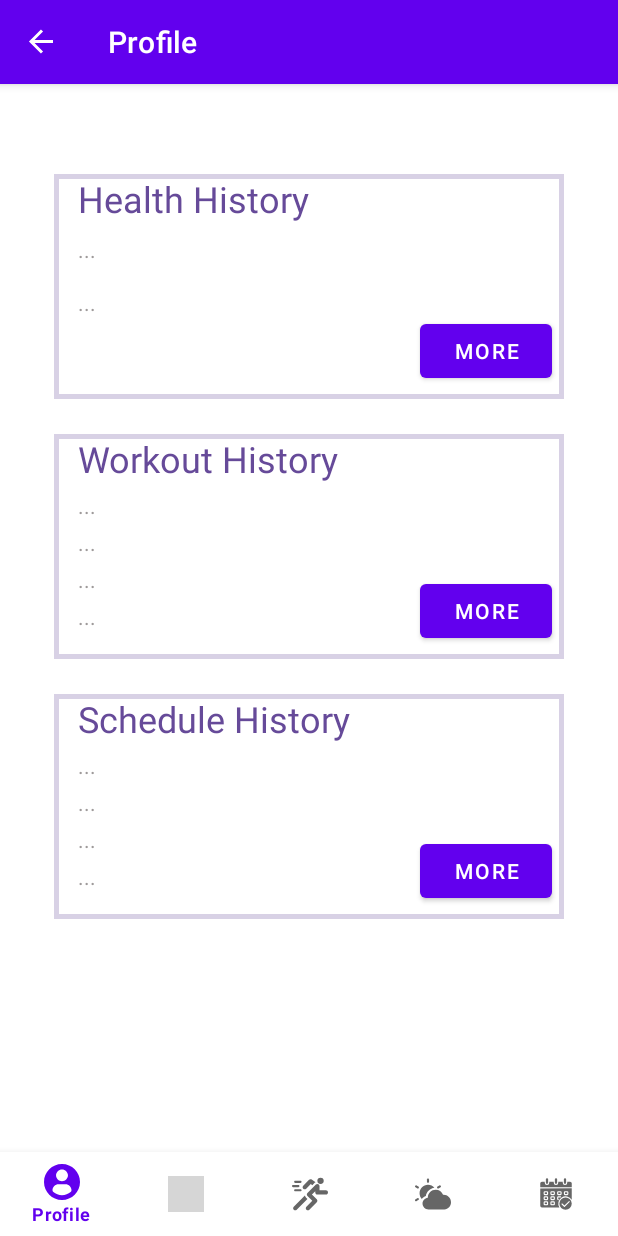
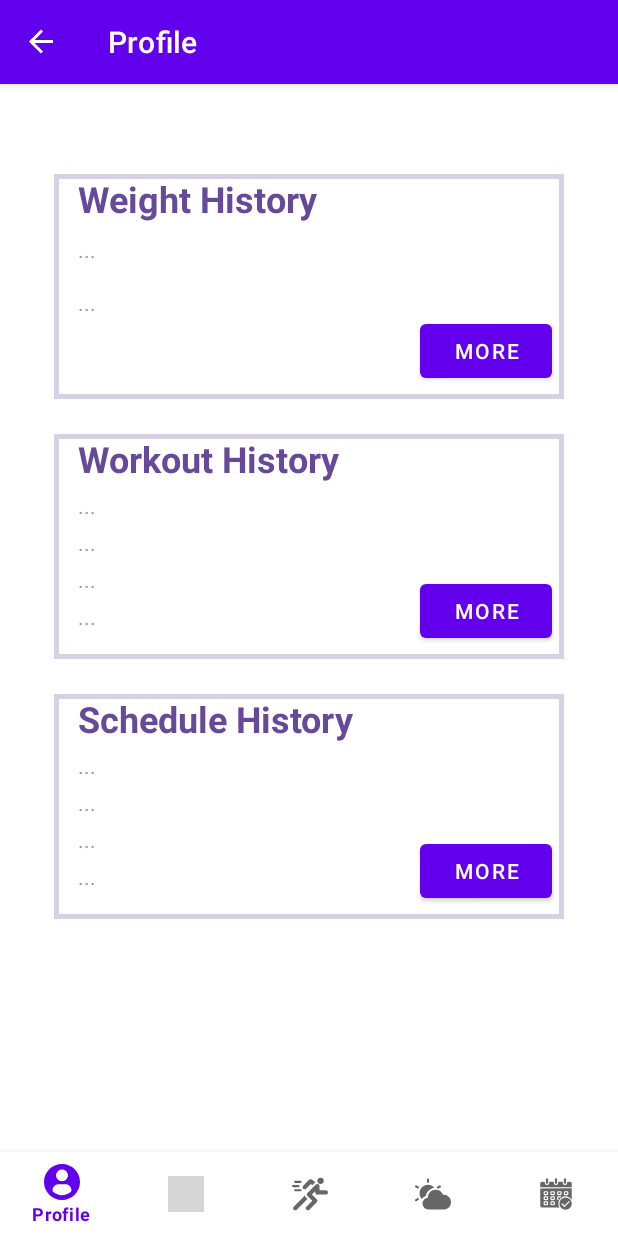
Before and after one commit to summoribundus/CZ2006Project, an Android app: the ProfileFragment screen opened through its navigation route, on a phone screen of 412 x 824 dp. Run offline under Robolectric (Android 15) with nearby library versions, the phone set to English and light mode, and no system bars; our stand-ins replace Firebase (no records; nobody signed in at launch, a user with empty details on screens opened directly), data binding, navigation-ui; 4 statements that could not run were skipped; grey boxes are pictures that could not be loaded.

Commit message:
Changed UI again
changed UI

```diff
--- a/app/src/main/res/layout/fragment_profile.xml
+++ b/app/src/main/res/layout/fragment_profile.xml
@@ -32,14 +32,15 @@
             android:id="@+id/healthHistory_header"
             android:layout_width="wrap_content"
             android:layout_height="wrap_content"
-            android:text="@string/health_history"
+            android:text="@string/weight_history"
             android:textColor="#664A99"
+            android:textStyle="bold"
             android:textSize="24sp"
             android:layout_marginLeft="16dp"
             app:layout_constraintStart_toStartOf="@+id/layout1"
             app:layout_constraintHorizontal_bias="0.2"
             app:layout_constraintTop_toTopOf="@+id/layout1"
-            tools:text="Health History" />
+            tools:text="Weight History" />
 
         <TextView
             android:id="@+id/healthHistory_text"
@@ -98,6 +99,7 @@
             android:layout_width="wrap_content"
             android:layout_height="wrap_content"
             android:text="@string/workout_history"
+            android:textStyle="bold"
             android:textColor="#664A99"
             android:textSize="24sp"
             android:layout_marginLeft="16dp"
@@ -185,6 +187,7 @@
             android:layout_width="wrap_content"
             android:layout_height="wrap_content"
             android:text="@string/schedule_history"
+            android:textStyle="bold"
             android:textColor="#664A99"
             android:textSize="24sp"
             android:layout_marginStart="16dp"
--- a/app/src/main/res/values/strings.xml
+++ b/app/src/main/res/values/strings.xml
@@ -47,4 +47,5 @@
     <string name="health_history">Health History</string>
     <string name="schedule_history">Schedule History</string>
     <string name="profile">Profile</string>
+    <string name="weight_history">Weight History</string>
 </resources>
```
